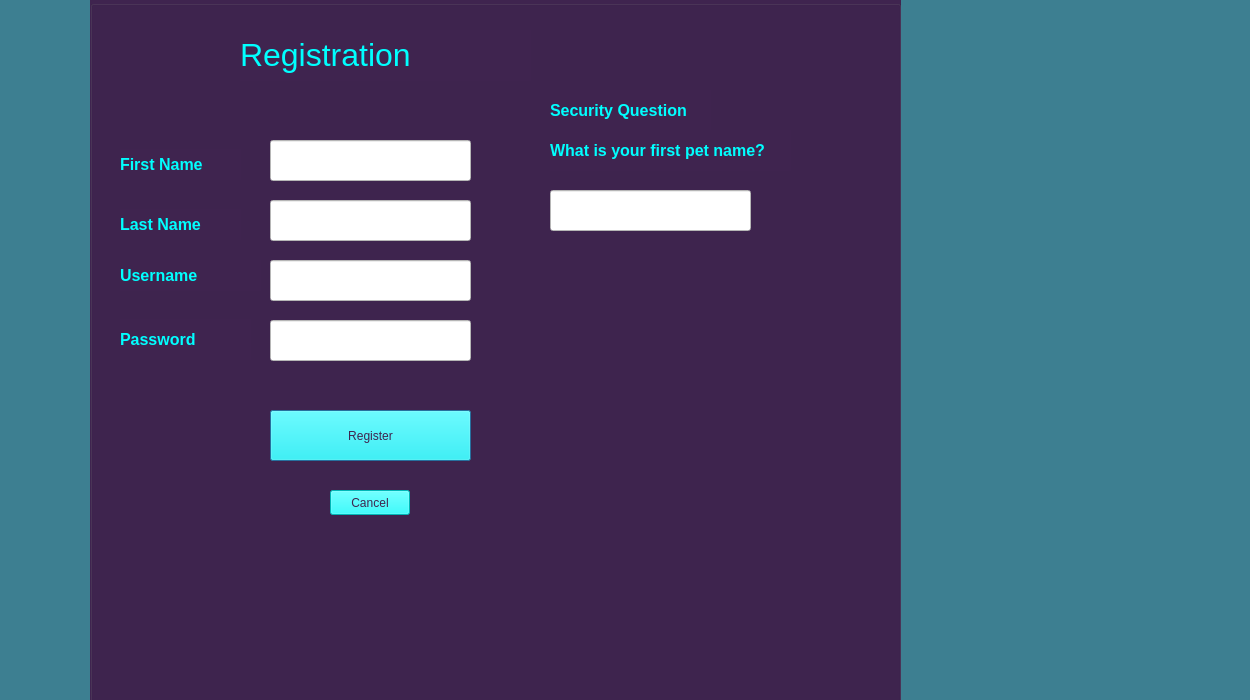
The window that Gas_Station_Project/registrationwindow.ui (Raymo1892/RuntimeTerror) describes before a commit, drawn with Qt 5.
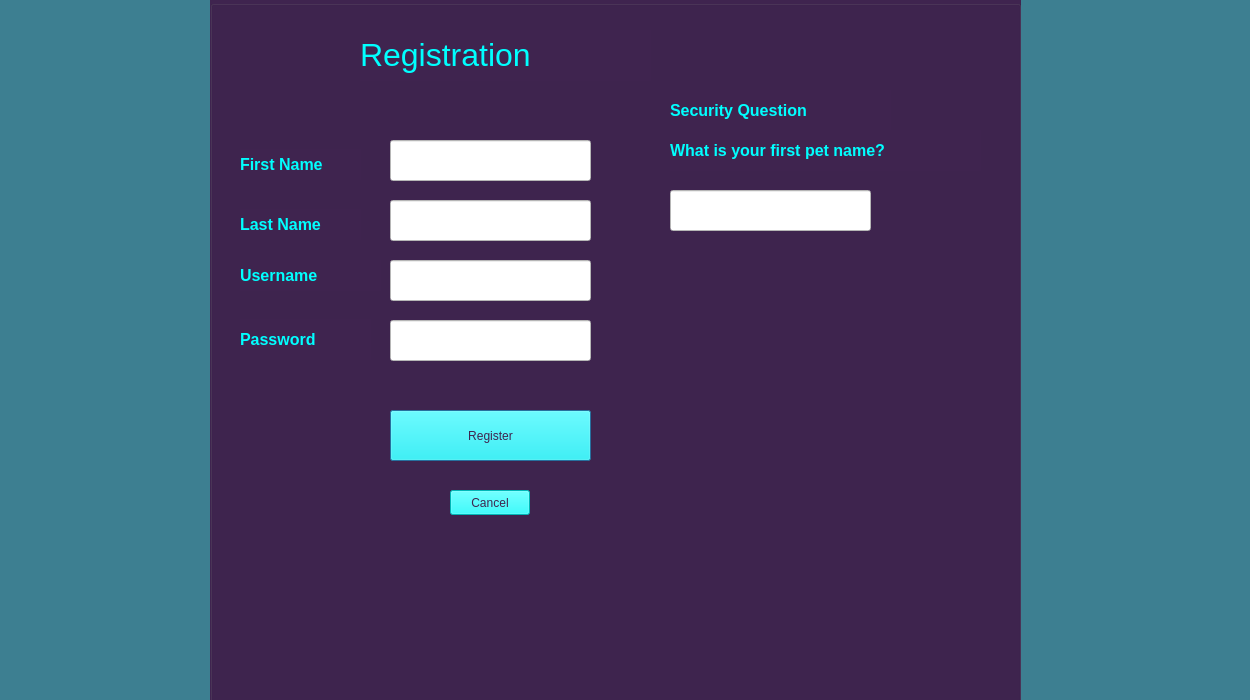
The same window after the commit.

What changed in the file:
```diff
--- a/Gas_Station_Project/registrationwindow.ui
+++ b/Gas_Station_Project/registrationwindow.ui
@@ -19,7 +19,7 @@
   <widget class="QGroupBox" name="groupBox">
    <property name="geometry">
     <rect>
-     <x>90</x>
+     <x>210</x>
      <y>0</y>
      <width>811</width>
      <height>721</height>
@@ -233,7 +233,7 @@
      <rect>
       <x>460</x>
       <y>130</y>
-      <width>241</width>
+      <width>311</width>
       <height>41</height>
      </rect>
     </property>
@@ -270,7 +270,7 @@
      <rect>
       <x>460</x>
       <y>90</y>
-      <width>161</width>
+      <width>221</width>
       <height>41</height>
      </rect>
     </property>
```
